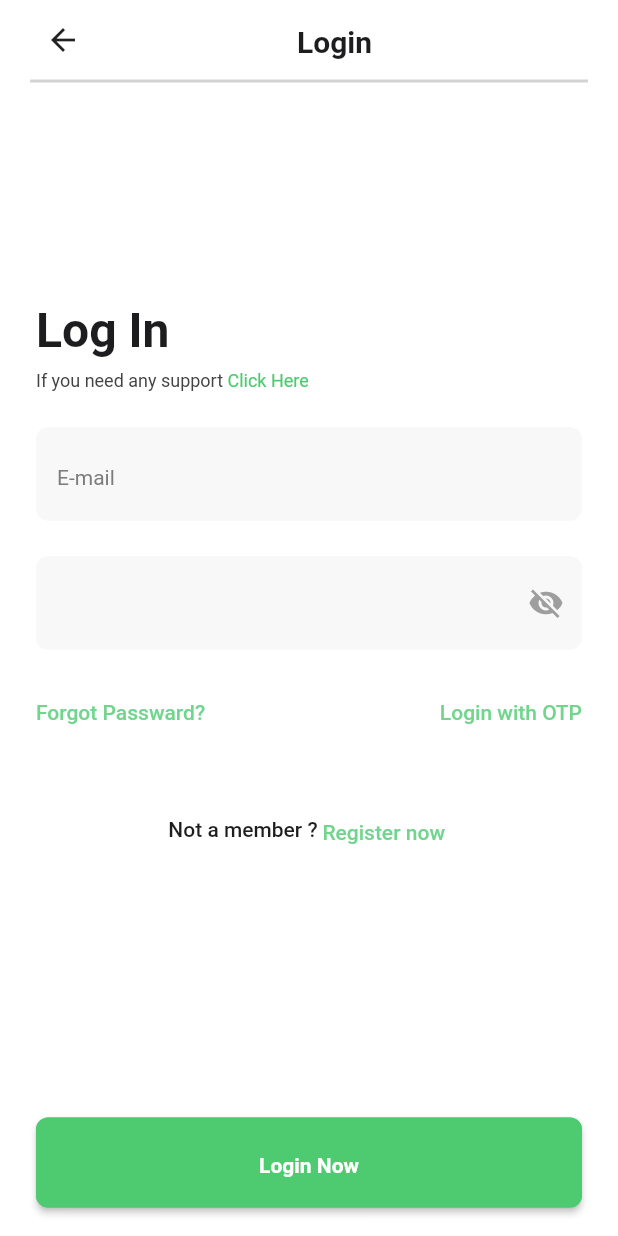
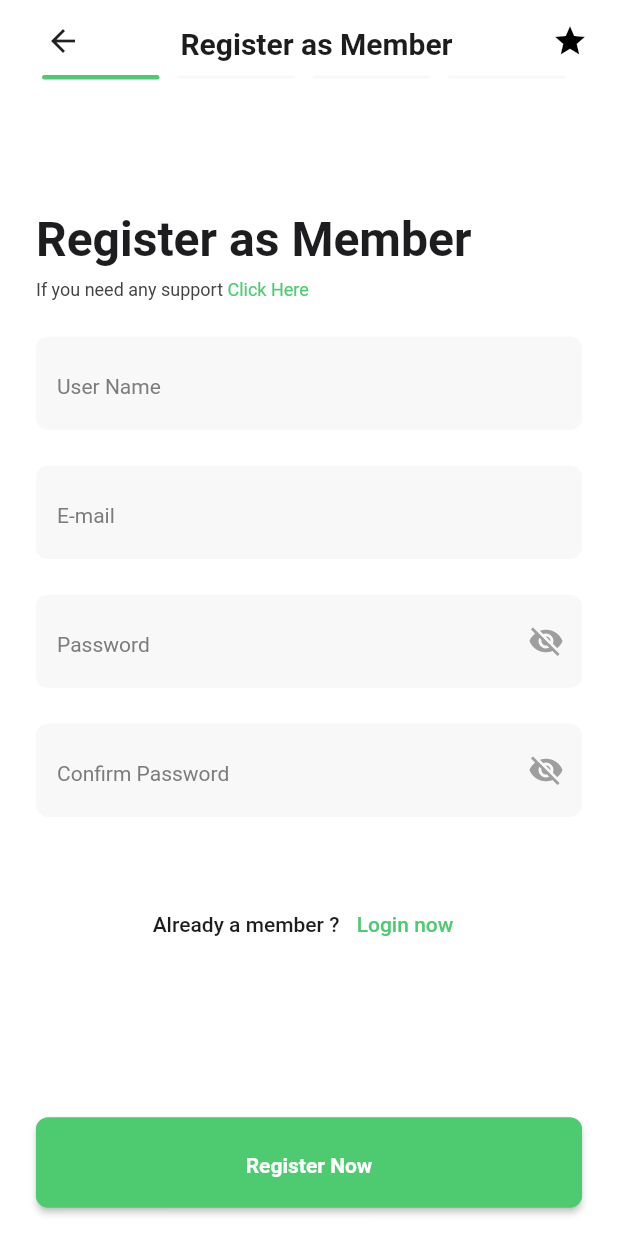
Before and after one commit to NikitaVics/abc, a Flutter app: the LoginScreen screen opened directly, after a tap on "Register now", on a phone screen of 412 x 824 dp. Run offline on Flutter 3.47's test engine with Material 2 defaults, Android fonts, the phone set to English and light mode, and no system bars; our stand-ins replace flutter_svg, shared_preferences; accounts and stored records are empty; Roboto replaces fonts that are missing (Satoshi).

Commit message:
Theme Done

```diff
--- a/lib/constants/colors.dart
+++ b/lib/constants/colors.dart
@@ -15,6 +15,7 @@ class AppColors {
   static const appbarBoarder = Color(0xffD3D3D3);
   static const nondotcolor = Color(0xffF8F8F8);
   static const hoverColor = Color(0xffF4F4F4);
-   static const hoverBoarderColor = Color(0xff9D9D9D);
-
+  static const hoverBoarderColor = Color(0xff9D9D9D);
+  static const lightThemeback = Colors.white;
+  static const darkThemeback = Color(0xff0D0D0D);
 }
--- a/lib/main.dart
+++ b/lib/main.dart
@@ -3,6 +3,8 @@ import 'package:flutter/services.dart';
 import 'package:provider/provider.dart';
 import 'package:tennis_court_booking_app/presentation/login/provider/sign_in_provider.dart';
 import 'package:tennis_court_booking_app/splash/splash_screen.dart';
+import 'package:tennis_court_booking_app/theme/theme_constants.dart';
+import 'package:tennis_court_booking_app/theme/theme_manager.dart';
 
 void main() {
    WidgetsFlutterBinding.ensureInitialized();
@@ -14,9 +16,14 @@ void main() {
   runApp(const MyApp());
 }
 
-class MyApp extends StatelessWidget {
+class MyApp extends StatefulWidget {
   const MyApp({super.key});
 
+  @override
+  State<MyApp> createState() => _MyAppState();
+}
+
+class _MyAppState extends State<MyApp> {
 
   @override
   Widget build(BuildContext context) {
@@ -30,11 +37,21 @@ class MyApp extends StatelessWidget {
         ChangeNotifierProvider<SignInProvider>(
           create: (context) => SignInProvider(),
         ),
+         ChangeNotifierProvider<ThemeModeNotifier>(
+          create: (context) =>ThemeModeNotifier(initialThemeMode: ThemeMode.light),
+        ),
        ],
-       child: const MaterialApp(
-        debugShowCheckedModeBanner: false,
-
-      home: SplashScreen(),
-   ));
+       child:Builder(
+        builder: (context) {
+          final themeMode = context.watch<ThemeModeNotifier>().themeMode;
+          return MaterialApp(
+            debugShowCheckedModeBanner: false,
+            theme: ThemeData.light(),
+            darkTheme: ThemeData.dark(),
+            themeMode: themeMode,
+            home: SplashScreen(),
+          );
+        },
+      ),);
   }
 }
--- a/lib/presentation/login/login_screen.dart
+++ b/lib/presentation/login/login_screen.dart
@@ -6,6 +6,8 @@ import 'package:tennis_court_booking_app/api/api.dart';
 import 'package:tennis_court_booking_app/constants/colors.dart';
 import 'package:tennis_court_booking_app/constants/font_family.dart';
 import 'package:tennis_court_booking_app/presentation/login/provider/sign_in_provider.dart';
+import 'package:tennis_court_booking_app/presentation/register/register.dart';
+import 'package:tennis_court_booking_app/theme/theme_manager.dart';
 import 'package:tennis_court_booking_app/widgets/custom_appbar.dart';
 import 'package:tennis_court_booking_app/widgets/custom_elevated_button.dart';
 import 'package:tennis_court_booking_app/widgets/textfield_widget.dart';
@@ -37,8 +39,10 @@ class _LoginScreenState extends State<LoginScreen> {
 
   @override
   Widget build(BuildContext context) {
+    return Builder(
+      builder: (context) {
         return Scaffold(
-      backgroundColor: Colors.white,
+          backgroundColor:Theme.of(context).brightness == Brightness.dark? AppColors.darkThemeback:AppColors.lightThemeback,
           primary: true,
           appBar: const CustomAppBar(
             isBoarder: true,
@@ -47,11 +51,13 @@ class _LoginScreenState extends State<LoginScreen> {
           body: _buildBody(),
         );
       }
+    );
+  }
 
   // body methods:--------------------------------------------------------------
   Widget _buildBody() {
     return Material(
-      color: Colors.white,
+      color: Theme.of(context).brightness == Brightness.dark? AppColors.darkThemeback:AppColors.lightThemeback,
       child: Stack(
         children: <Widget>[
           MediaQuery.of(context).orientation == Orientation.landscape
@@ -109,6 +115,7 @@ class _LoginScreenState extends State<LoginScreen> {
             _buildPasswordField(),
             _buildForgotPasswordButton(),
             _buildNotMemberText(),
+
           ],
         ),
       ),
@@ -129,6 +136,7 @@ class _LoginScreenState extends State<LoginScreen> {
             height: 40 / 32,
           ),
         ),
+
         SizedBox(height: 8.0),
         Row(
           children: [
@@ -150,8 +158,10 @@ class _LoginScreenState extends State<LoginScreen> {
                 fontWeight: FontWeight.w400,
               ),
             ),
+
           ],
-        )
+        ),
+
       ],
     );
   }
@@ -245,7 +255,13 @@ class _LoginScreenState extends State<LoginScreen> {
                     fontFamily: FontFamily.satoshi,
                     fontWeight: FontWeight.w500,
                     height: 24 / 14)),
-            onPressed: () {},
+            onPressed: () {
+               Navigator.of(context).push(
+    MaterialPageRoute(
+      builder: (context) =>  RegisterScreen(),
+    ),
+  );
+            },
           ),
         ],
       ),
--- a/lib/presentation/login/provider/sign_in_provider.dart
+++ b/lib/presentation/login/provider/sign_in_provider.dart
@@ -30,9 +30,19 @@ class SignInProvider with ChangeNotifier {
     'userName': userEmailController.text,
     'password': passwordController.text,
   };
+
+  try {
     var res = await Api.login(body);
-    print(body);
+    print('Response: $res');
+    // Parse the 'res' here, if needed.
     updateLoginLoader(false);
     return res;
+  } catch (e) {
+    print('Error while decoding JSON: $e');
+    // Handle the error appropriately.
+    updateLoginLoader(false);
+    return null; // Or throw an exception, depending on your requirements.
   }
 }
+
+}
--- /dev/null
+++ b/lib/presentation/register/pageview/register_as_member.dart
@@ -0,0 +1,265 @@
+// ignore_for_file: must_be_immutable
+
+import 'package:flutter/material.dart';
+import 'package:tennis_court_booking_app/constants/colors.dart';
+import 'package:tennis_court_booking_app/constants/font_family.dart';
+import 'package:tennis_court_booking_app/presentation/login/login_screen.dart';
+import 'package:tennis_court_booking_app/widgets/custom_elevated_button.dart';
+import 'package:tennis_court_booking_app/widgets/textfield_widget.dart';
+
+class RegisterAsMember extends StatefulWidget {
+
+
+
+
+  @override
+  State<RegisterAsMember> createState() => _RegisterAsMemberState();
+}
+
+class _RegisterAsMemberState extends State<RegisterAsMember> {
+  late FocusNode _passwordFocusNode;
+  late FocusNode _confirmpasswordFocusNode;
+ TextEditingController _userNameController = TextEditingController();
+
+  TextEditingController _userEmailController = TextEditingController();
+
+  TextEditingController _passwordController = TextEditingController();
+
+  TextEditingController _confirmPasswordController = TextEditingController();
+
+
+   @override
+  void initState() {
+    super.initState();
+    _passwordFocusNode = FocusNode();
+    _confirmpasswordFocusNode = FocusNode();
+  }
+
+
+  @override
+  Widget build(BuildContext context) {
+    return Column(
+
+      children: [
+        Expanded(
+          child: Center(
+            child: SingleChildScrollView(
+                child: Padding(
+                  padding: const EdgeInsets.symmetric(horizontal: 24.0),
+                  child: Center(
+                    child: Column(
+                      mainAxisSize: MainAxisSize.max,
+                     crossAxisAlignment: CrossAxisAlignment.stretch,
+                      mainAxisAlignment: MainAxisAlignment.center,
+                      children: <Widget>[
+                        _buildLoginText(),
+                        SizedBox(height: 24.0),
+                        _buildUserName(),
+                        _buildUserIdField(),
+                        _buildPasswordField(),
+                        _buildConfirmPasswordField(),
+                        _buildNotMemberText(),
+
+                      ],
+
+                    ),
+                  ),
+                ),
+
+            ),
+          ),
+        ),
+          _buildSignInButton()
+      ],
+    );
+  }
+
+  Widget _buildLoginText() {
+    return Column(
+      crossAxisAlignment: CrossAxisAlignment.start,
+      children: [
+
+        Text(
+          "Register as Member",
+          style: TextStyle(
+            color: AppColors.allHeadColor,
+            fontSize: 32,
+            fontFamily: FontFamily.satoshi,
+            fontWeight: FontWeight.w700,
+            height: 40 / 32,
+          ),
+        ),
+        SizedBox(height: 8.0),
+        Row(
+          children: [
+            Text(
+              "If you need any support",
+              style: TextStyle(
+                color: AppColors.subheadColor,
+                fontSize: 12,
+                fontFamily: FontFamily.satoshi,
+                fontWeight: FontWeight.w400,
+              ),
+            ),
+            Text(
+              " Click Here",
+              style: TextStyle(
+                color: AppColors.dotColor,
+                fontSize: 12,
+                fontFamily: FontFamily.satoshi,
+                fontWeight: FontWeight.w400,
+              ),
+            ),
+          ],
+        )
+      ],
+    );
+  }
+
+ Widget _buildUserName() {
+    return  TextFieldWidget(
+          hint: 'User Name',
+          inputType: TextInputType.name,
+
+          // iconColor: _themeStore.darkMode ? Colors.white70 : Colors.black54,
+          textController: _userNameController,
+          inputAction: TextInputAction.next,
+          autoFocus: false,
+          onChanged: (value) {
+           // _formStore.setUserId(_userEmailController.text);
+          },
+          onFieldSubmitted: (value) {
+            FocusScope.of(context).requestFocus(_passwordFocusNode);
+          },
+          errorText: "",
+        );
+
+  }
+
+  Widget _buildUserIdField() {
+    return TextFieldWidget(
+          hint: 'E-mail',
+          inputType: TextInputType.emailAddress,
+
+          // iconColor: _themeStore.darkMode ? Colors.white70 : Colors.black54,
+          textController: _userEmailController,
+          inputAction: TextInputAction.next,
+          padding: EdgeInsets.only(top: 8.0),
+          autoFocus: false,
+          onChanged: (value) {
+            //_formStore.setUserId(_userEmailController.text);
+          },
+          onFieldSubmitted: (value) {
+            FocusScope.of(context).requestFocus(_passwordFocusNode);
+          },
+          errorText: " ",
+        );
+
+  }
+
+  Widget _buildPasswordField() {
+    return  TextFieldWidget(
+          hint:"Password"
+             ,
+          isObscure: true,
+          padding: EdgeInsets.only(top: 8.0),
+          textController: _passwordController,
+          focusNode: _passwordFocusNode,
+          errorText: "",
+          onChanged: (value) {
+           // _formStore.setPassword(_passwordController.text);
+          },
+        );
+
+  }
+
+  Widget _buildConfirmPasswordField() {
+    return TextFieldWidget(
+          hint: "Confirm Password",
+          isObscure: true,
+          padding: EdgeInsets.only(top: 8.0),
+          textController: _confirmPasswordController,
+          focusNode: _confirmpasswordFocusNode,
+          errorText: " ",
+          onChanged: (value) {
+            //_formStore.setPassword(_passwordController.text);
+          },
+        );
+
+  }
+
+
+
+  Widget _buildNotMemberText() {
+    return Padding(
+      padding: const EdgeInsets.only(top: 32),
+      child: Row(
+        mainAxisAlignment: MainAxisAlignment.center,
+        children: [
+          Text(
+            "Already a member ?",
+            style: TextStyle(
+              color: AppColors.allHeadColor,
+              fontSize: 14,
+              fontFamily: FontFamily.satoshi,
+              fontWeight: FontWeight.w500,
+            ),
+          ),
+          TextButton(
+            onPressed: () {
+                 Navigator.of(context).push(
+    MaterialPageRoute(
+      builder: (context) =>  LoginScreen(),
+    ),
+  );
+            },
+            child: Text(
+              " Login now",
+              style: TextStyle(
+                color: AppColors.dotColor,
+                fontSize: 14,
+                fontFamily: FontFamily.satoshi,
+                fontWeight: FontWeight.w500,
+              ),
+            ),
+          ),
+        ],
+      ),
+    );
+  }
+   Widget _buildSignInButton() {
+    return Align(
+      alignment: Alignment.bottomCenter,
+      child: Padding(
+        padding: EdgeInsets.symmetric(horizontal: 24, vertical: 19),
+        child: FocusScope(
+          // Manage keyboard focus
+          child: CustomElevatedButton(
+            height: 60,
+            width: MediaQuery.of(context).orientation == Orientation.landscape
+                ? 70
+                : double.infinity,
+            text: "Register Now",
+            onPressed: () async {
+
+            },
+            buttonColor: AppColors.elevatedColor,
+            textColor: Colors.white,
+          ),
+        ),
+      ),
+    );
+  }
+
+
+  // dispose:-------------------------------------------------------------------
+  @override
+  void dispose() {
+    // Clean up the controller when the Widget is removed from the Widget tree
+    _userEmailController.dispose();
+    _passwordController.dispose();
+    _passwordFocusNode.dispose();
+
+    super.dispose();
+  }
+}
--- /dev/null
+++ b/lib/presentation/register/register.dart
@@ -0,0 +1,175 @@
+import 'package:flutter/material.dart';
+import 'package:tennis_court_booking_app/constants/colors.dart';
+import 'package:tennis_court_booking_app/presentation/register/pageview/register_as_member.dart';
+import 'package:tennis_court_booking_app/widgets/custom_appbar.dart';
+
+class RegisterScreen extends StatefulWidget {
+  @override
+  _RegisterScreenState createState() => _RegisterScreenState();
+}
+
+class _RegisterScreenState extends State<RegisterScreen> {
+  //text controllers:-----------------------------------------------------------
+
+
+
+
+  //focus node:-----------------------------------------------------------------
+
+  PageController _pageController = PageController(initialPage: 0);
+  int _currentPage = 0;
+
+ List<String> pageTitles = [
+    "Register as Member",
+    "Registration Form",
+    "Membership Details",
+    "Membership payment",
+  ];
+
+  // Create a variable to hold the current title.
+  String currentTitle = "Register as Member";
+  List<Widget> pages = [
+  RegisterAsMember(),
+   RegisterAsMember(),
+    RegisterAsMember(),
+     RegisterAsMember(),
+];
+
+  @override
+  void initState() {
+    super.initState();
+
+  }
+
+  @override
+  Widget build(BuildContext context) {
+    return Scaffold(
+      backgroundColor: Theme.of(context).brightness == Brightness.dark? AppColors.darkThemeback:AppColors.lightThemeback,
+      primary: true,
+      appBar: CustomAppBar(
+        isBoarder: false,
+        title:currentTitle,
+      ),
+      body: _buildBody(),
+    );
+  }
+
+  // body methods:--------------------------------------------------------------
+  Widget _buildBody() {
+    return Material(
+      color: Theme.of(context).brightness == Brightness.dark? AppColors.darkThemeback:AppColors.lightThemeback,
+      child: Stack(
+        children: <Widget>[
+          MediaQuery.of(context).orientation == Orientation.landscape
+              ? Row(
+                  children: <Widget>[
+                    Expanded(child: _buildLeftSide()),
+                    Expanded(
+                      child: Column(
+                        children: [
+                          /*Expanded(
+                            //child: _buildRightSide(),
+                          ),
+                          _buildSignInButton()*/
+                        ],
+                      ),
+                    ),
+                  ],
+                )
+              : Column(
+                  children: [
+
+                    Row(
+                      children: [
+                        SizedBox(
+                          width: 22,
+                        ),
+                        Row(
+                          children: List.generate(
+                            4,
+                            (index) => buildDot(index),
+                          ),
+                        ),
+                        SizedBox(
+                          width: 22,
+                        ),
+                      ],
+                    ),
+                    Expanded(
+                      child: PageView.builder(
+                        controller: _pageController,
+                        itemCount:4,
+                        onPageChanged: (int page) {
+                          setState(() {
+                            _currentPage = page;
+                             currentTitle = pageTitles[page];
+                          });
+                        },
+                        itemBuilder: (context, index) {
+                            if (index >= 0 && index < pages.length) {
+      return Column(
+        children: [
+          Expanded(
+            child: Center(
+              child: pages[index], // Display the selected widget for the page
+            ),
+          ),
+        ],
+      );
+    } else {
+      // Handle an index out of bounds error or display an empty container
+      return Container();
+    }
+                        },
+                      ),
+                    ),
+                  ],
+                ),
+
+        ],
+      ),
+    );
+  }
+
+  Widget buildDot(int index) {
+    final screenWidth = MediaQuery.of(context).size.width;
+    final dotWidth = screenWidth * 0.76 / 4;
+    if (_currentPage < 4 ) {
+      return Container(
+          margin: EdgeInsets.symmetric(horizontal: 6),
+          width: dotWidth,
+          height:_currentPage == index? 3:2,
+          decoration: BoxDecoration(
+            shape: BoxShape.rectangle,
+            borderRadius: BorderRadius.circular(3),
+            color: _currentPage == index
+                ? AppColors.dotColor
+                : AppColors.nondotcolor,
+          ));
+    } else {
+      // Return an empty container for the last page to hide the dot
+      return Container();
+    }
+  }
+
+  Widget _buildLeftSide() {
+    return Container(
+      width: 300,
+
+    );
+  }
+
+
+
+  // General Methods:-----------------------------------------------------------
+
+
+  // dispose:-------------------------------------------------------------------
+  @override
+  void dispose() {
+    // Clean up the controller when the Widget is removed from the Widget tree
+
+    _pageController.dispose();
+    super.dispose();
+  }
+}
--- /dev/null
+++ b/lib/theme/theme_constants.dart
@@ -0,0 +1,63 @@
+import 'package:flutter/material.dart';
+
+const COLOR_PRIMARY = Colors.deepOrangeAccent;
+const COLOR_ACCENT = Colors.orange;
+
+ThemeData lightTheme = ThemeData(
+  brightness: Brightness.light,
+  primaryColor: COLOR_PRIMARY,
+  floatingActionButtonTheme: FloatingActionButtonThemeData(
+    backgroundColor: COLOR_ACCENT
+  ),
+  elevatedButtonTheme: ElevatedButtonThemeData(
+    style: ButtonStyle(
+      padding: MaterialStateProperty.all<EdgeInsetsGeometry>(
+        EdgeInsets.symmetric(horizontal: 40.0,vertical: 20.0)
+      ),
+      shape: MaterialStateProperty.all<OutlinedBorder>(
+        RoundedRectangleBorder(
+          borderRadius: BorderRadius.circular(20.0))
+      ),
+      backgroundColor: MaterialStateProperty.all<Color>(COLOR_ACCENT)
+    )
+  ),
+  inputDecorationTheme: InputDecorationTheme(
+    border: OutlineInputBorder(
+      borderRadius: BorderRadius.circular(20.0),borderSide: BorderSide.none
+    ),
+    filled: true,
+    fillColor: Colors.grey.withOpacity(0.1)
+  )
+);
+
+ThemeData darkTheme = ThemeData(
+
+    brightness: Brightness.dark,
+    hintColor: Colors.white,
+  switchTheme: SwitchThemeData(
+    trackColor: MaterialStateProperty.all<Color>(Colors.grey),
+    thumbColor: MaterialStateProperty.all<Color>(Colors.white),
+  ),
+    inputDecorationTheme: InputDecorationTheme(
+        border: OutlineInputBorder(
+            borderRadius: BorderRadius.circular(20.0),borderSide: BorderSide.none
+        ),
+        filled: true,
+        fillColor: Colors.grey.withOpacity(0.1)
+    ),
+  elevatedButtonTheme: ElevatedButtonThemeData(
+      style: ButtonStyle(
+          padding: MaterialStateProperty.all<EdgeInsetsGeometry>(
+              EdgeInsets.symmetric(horizontal: 40.0,vertical: 20.0)
+          ),
+          shape: MaterialStateProperty.all<OutlinedBorder>(
+              RoundedRectangleBorder(
+                  borderRadius: BorderRadius.circular(20.0)
+              )
+          ),
+          backgroundColor: MaterialStateProperty.all<Color>(Colors.white),
+        foregroundColor: MaterialStateProperty.all<Color>(Colors.black),
+        overlayColor: MaterialStateProperty.all<Color>(Colors.black26)
+      )
+  ),
+);
--- /dev/null
+++ b/lib/theme/theme_manager.dart
@@ -0,0 +1,15 @@
+import 'package:flutter/material.dart';
+
+class ThemeModeNotifier with ChangeNotifier {
+  ThemeMode _themeMode;
+
+  ThemeModeNotifier({ThemeMode initialThemeMode = ThemeMode.system})
+      : _themeMode = initialThemeMode;
+
+  ThemeMode get themeMode => _themeMode;
+
+  void setThemeMode(ThemeMode newThemeMode) {
+    _themeMode = newThemeMode;
+    notifyListeners();
+  }
+}
--- a/lib/widgets/custom_appbar.dart
+++ b/lib/widgets/custom_appbar.dart
@@ -1,17 +1,24 @@
 import 'package:flutter/material.dart';
+import 'package:flutter_svg/svg.dart';
+import 'package:provider/provider.dart';
 import 'package:tennis_court_booking_app/constants/colors.dart';
 import 'package:tennis_court_booking_app/constants/font_family.dart';
+import 'package:tennis_court_booking_app/theme/theme_manager.dart';
+
 
 class CustomAppBar extends StatelessWidget implements PreferredSizeWidget {
   final String title;
   final bool isBoarder;
 
-  const CustomAppBar({super.key, required this.title,required this.isBoarder});
+  const CustomAppBar({Key? key, required this.title, required this.isBoarder})
+      : super(key: key);
+
   @override
   Size get preferredSize => const Size.fromHeight(50);
 
   @override
   Widget build(BuildContext context) {
+  final themeNotifier = context.watch<ThemeModeNotifier>();
     return Column(
       crossAxisAlignment: CrossAxisAlignment.end,
       mainAxisAlignment: MainAxisAlignment.end,
@@ -21,13 +28,13 @@ class CustomAppBar extends StatelessWidget implements PreferredSizeWidget {
           child: Container(
             height: 55,
             decoration: BoxDecoration(
-
                 border: Border(
-              bottom:isBoarder? const BorderSide(
-                //                   <--- left side
+              bottom: isBoarder
+                  ? const BorderSide(
                       color: AppColors.appbarBoarder,
                       width: 2.0,
-              ):BorderSide.none
+                    )
+                  : BorderSide.none,
             )),
             child: Row(
               mainAxisAlignment: MainAxisAlignment.spaceBetween,
@@ -50,15 +57,29 @@ class CustomAppBar extends StatelessWidget implements PreferredSizeWidget {
                   child: Center(
                     child: Text(
                       title,
-                      style: const TextStyle(
-                          color: AppColors.allHeadColor,
+                      style: TextStyle(
+                        color: Theme.of(context).brightness == Brightness.dark
+        ? Colors.white
+        :AppColors.allHeadColor,
                         fontFamily: FontFamily.satoshi,
                         fontSize: 20,
                         fontWeight: FontWeight.w700,
-                          height: 32 / 20),
+                        height: 32 / 20,
                       ),
                     ),
                   ),
+                ),
+
+                   GestureDetector(
+  child: themeNotifier.themeMode == ThemeMode.dark
+      ? Icon(Icons.sunny, color: Colors.white) // Show "sunny" icon in dark mode
+      : Icon(Icons.star, color: Colors.black), // Show "star" icon in light mode
+  onTap: () {
+    final newMode = themeNotifier.themeMode == ThemeMode.dark ? ThemeMode.light : ThemeMode.dark;
+    themeNotifier.setThemeMode(newMode);
+  },
+),
+
               ],
             ),
           ),
--- a/pubspec.yaml
+++ b/pubspec.yaml
@@ -41,6 +41,8 @@ dependencies:
   json_annotation: ^4.8.1
   json_serializable: ^6.7.1
   build_runner: ^2.4.6
+  adaptive_theme: ^3.4.1
+  flutter_svg: ^2.0.8
 
 dev_dependencies:
   flutter_test:
```
Also changed, not shown: pubspec.lock. Lines whose indentation alone changed are shown as unchanged.
